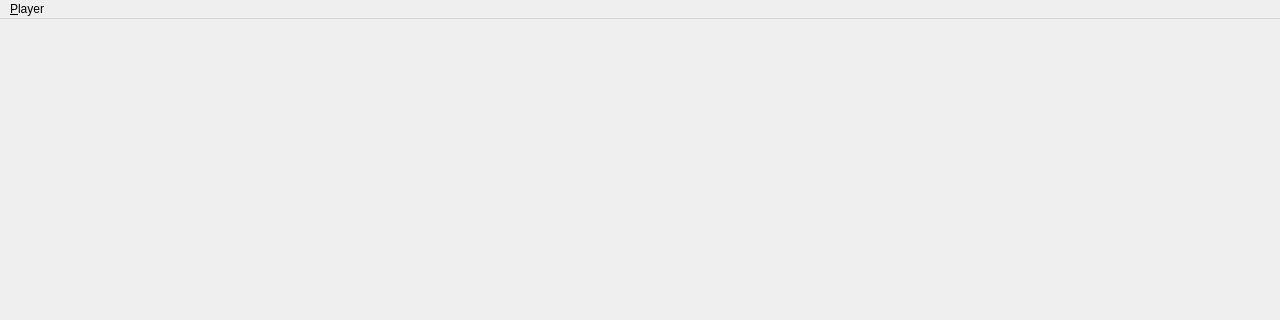
First picture: the form in mainwindow.ui, repository Fedott/kweb-player, before the edit; both pictures show x 0 to 1280 and y 0 to 320 of the 1280 by 800 pixel window.
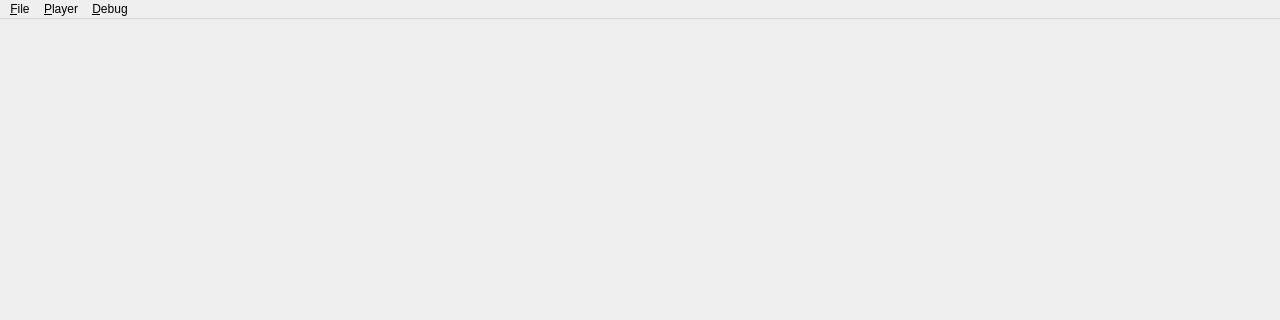
Second picture: the form after the edit.

Patch:
```diff
--- a/mainwindow.ui
+++ b/mainwindow.ui
@@ -22,7 +22,7 @@
      <x>0</x>
      <y>0</y>
      <width>1280</width>
-     <height>29</height>
+     <height>26</height>
     </rect>
    </property>
    <widget class="QMenu" name="menuPlayer">
@@ -34,7 +34,21 @@
     <addaction name="actionPrev"/>
     <addaction name="actionStatus"/>
    </widget>
+   <widget class="QMenu" name="menuFile">
+    <property name="title">
+     <string>&amp;File</string>
+    </property>
+    <addaction name="actionExit"/>
+   </widget>
+   <widget class="QMenu" name="menuDebug">
+    <property name="title">
+     <string>&amp;Debug</string>
+    </property>
+    <addaction name="actionShow_notify"/>
+   </widget>
+   <addaction name="menuFile"/>
    <addaction name="menuPlayer"/>
+   <addaction name="menuDebug"/>
   </widget>
   <widget class="QStatusBar" name="statusBar"/>
   <action name="actionPlayPause">
```
Left out of the diff: 13 changed lines with no effect on the pictures.
